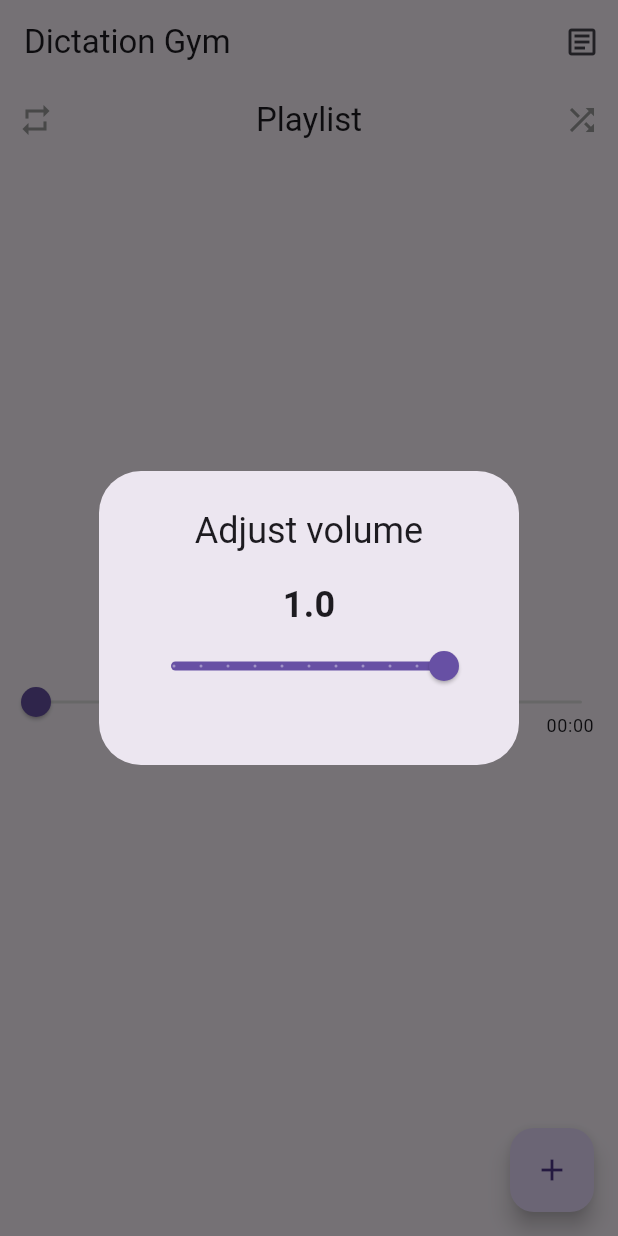
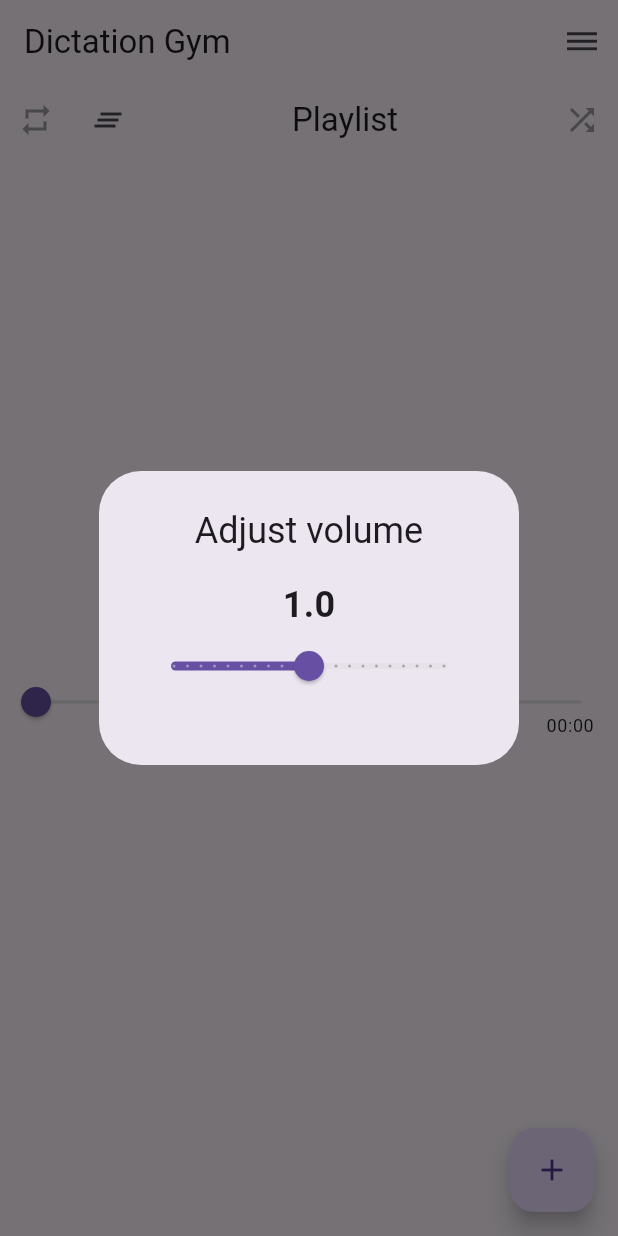
Before and after one commit to jimmyliow/dictation-gym, a Flutter app: the screen it shows after launch, after a tap on the "volume up" icon, on a phone screen of 412 x 824 dp. Run offline on Flutter 3.47's test engine with Material 3 defaults, Android fonts, the phone set to English and light mode, and no system bars; our stand-ins replace file_picker, just_audio, just_audio_background, permission_handler, rxdart; missing offline and left inert: audio_session, just_audio_media_kit; Roboto replaces fonts that are missing (Fixed).

Commit message:
feat: clear all playlist

```diff
--- a/lib/main.dart
+++ b/lib/main.dart
@@ -153,16 +153,6 @@ class MyAppState extends State<MyApp> with WidgetsBindingObserver {
     super.dispose();
   }
 
-  @override
-  void didChangeAppLifecycleState(AppLifecycleState state) {
-    // if (state == AppLifecycleState.paused) {
-      // Release the player's resources when not in use. We use "stop" so that
-      // if the app resumes later, it will still remember what position to
-      // resume from.
-      // _player.stop();
-    // }
-  }
-
   Stream<PositionData> get _positionDataStream =>
       Rx.combineLatest3<Duration, Duration, Duration?, PositionData>(
         _player.positionStream,
@@ -182,7 +172,7 @@ class MyAppState extends State<MyApp> with WidgetsBindingObserver {
           title: const Text('Dictation Gym'),
           actions: <Widget>[
             IconButton(
-              icon: const Icon(Icons.article_outlined),
+              icon: const Icon(Icons.dehaze),
               tooltip: 'Setup',
               onPressed: () {
                 ScaffoldMessenger.of(context).showSnackBar(
@@ -195,7 +185,6 @@ class MyAppState extends State<MyApp> with WidgetsBindingObserver {
         body: SafeArea(
           child: Column(
             crossAxisAlignment: CrossAxisAlignment.center,
-            // mainAxisAlignment: MainAxisAlignment.center,
             children: [
               Row(
                 children: [
@@ -225,6 +214,13 @@ class MyAppState extends State<MyApp> with WidgetsBindingObserver {
                       );
                     },
                   ),
+                  IconButton(
+                    icon: const Icon(Icons.clear_all),
+                    tooltip: 'Clear All',
+                    onPressed: () {
+                      _player.setAudioSources([]);
+                    },
+                  ),
                   Expanded(
                     child: Text(
                       "Playlist",
@@ -252,7 +248,6 @@ class MyAppState extends State<MyApp> with WidgetsBindingObserver {
                   ),
                 ],
               ),
-
               SizedBox(
                 height: 240.0,
                 child: StreamBuilder<SequenceState?>(
@@ -397,9 +392,9 @@ class ControlButtons extends StatelessWidget {
             showSliderDialog(
               context: context,
               title: "Adjust volume",
-              divisions: 10,
+              divisions: 20,
               min: 0.0,
-              max: 1.0,
+              max: 2.0,
               value: player.volume,
               stream: player.volumeStream,
               onChanged: player.setVolume,
```
